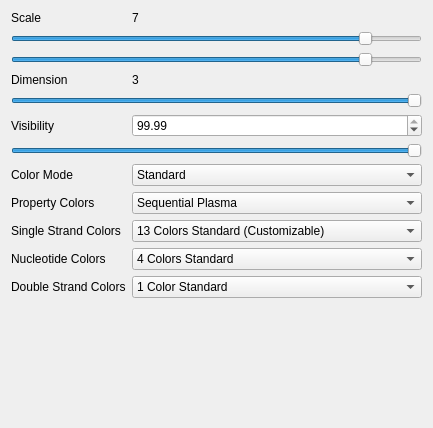
Before: the Qt Designer form AdenitaCoreSE/form/SEAdenitaVisualModelProperties.ui in edellano/Adenita-SAMSON-Edition, drawn with Qt 5.
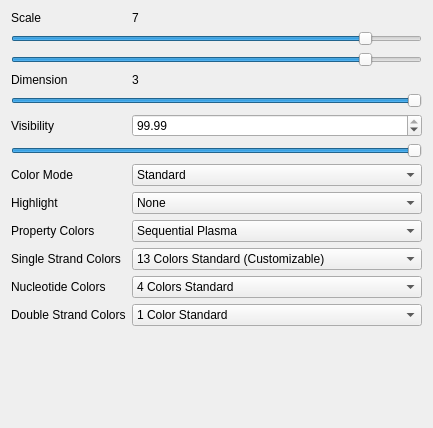
After: the same form once the commit is applied.

The edit to the form file:
```diff
--- a/AdenitaCoreSE/form/SEAdenitaVisualModelProperties.ui
+++ b/AdenitaCoreSE/form/SEAdenitaVisualModelProperties.ui
@@ -157,14 +157,14 @@
        </property>
       </widget>
      </item>
-     <item row="8" column="0">
+     <item row="9" column="0">
       <widget class="QLabel" name="label_5">
        <property name="text">
         <string>Property Colors</string>
        </property>
       </widget>
      </item>
-     <item row="8" column="1">
+     <item row="9" column="1">
       <widget class="QComboBox" name="cbbPropertyColorSchemes">
        <item>
         <property name="text">
@@ -183,14 +183,14 @@
        </item>
       </widget>
      </item>
-     <item row="9" column="0">
+     <item row="10" column="0">
       <widget class="QLabel" name="label_6">
        <property name="text">
         <string>Single Strand Colors</string>
        </property>
       </widget>
      </item>
-     <item row="9" column="1">
+     <item row="10" column="1">
       <widget class="QComboBox" name="cbbSingleStrandColorScheme">
        <item>
         <property name="text">
@@ -214,14 +214,14 @@
        </item>
       </widget>
      </item>
-     <item row="10" column="0">
+     <item row="11" column="0">
       <widget class="QLabel" name="label_7">
        <property name="text">
         <string>Nucleotide Colors</string>
        </property>
       </widget>
      </item>
-     <item row="10" column="1">
+     <item row="11" column="1">
       <widget class="QComboBox" name="cbbNucleotideColorScheme">
        <item>
         <property name="text">
@@ -245,14 +245,14 @@
        </item>
       </widget>
      </item>
-     <item row="11" column="0">
+     <item row="12" column="0">
       <widget class="QLabel" name="label_8">
        <property name="text">
         <string>Double Strand Colors</string>
        </property>
       </widget>
      </item>
-     <item row="11" column="1">
+     <item row="12" column="1">
       <widget class="QComboBox" name="cbbDoulbeStrandColorScheme">
        <item>
         <property name="text">
@@ -281,6 +281,32 @@
        </item>
       </widget>
      </item>
+     <item row="8" column="0">
+      <widget class="QLabel" name="label_9">
+       <property name="text">
+        <string>Highlight</string>
+       </property>
+      </widget>
+     </item>
+     <item row="8" column="1">
+      <widget class="QComboBox" name="cbbHighlight">
+       <item>
+        <property name="text">
+         <string>None</string>
+        </property>
+       </item>
+       <item>
+        <property name="text">
+         <string>Crossovers</string>
+        </property>
+       </item>
+       <item>
+        <property name="text">
+         <string>C&amp;G</string>
+        </property>
+       </item>
+      </widget>
+     </item>
     </layout>
    </item>
   </layout>
```
Left out of the diff: 33 changed lines with no effect on the pictures.
